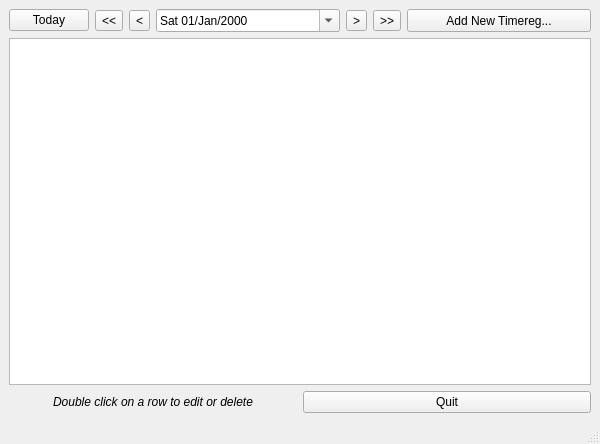
Qt form src/pyuac_browse.ui (develer-staff/pyuac) before a commit.
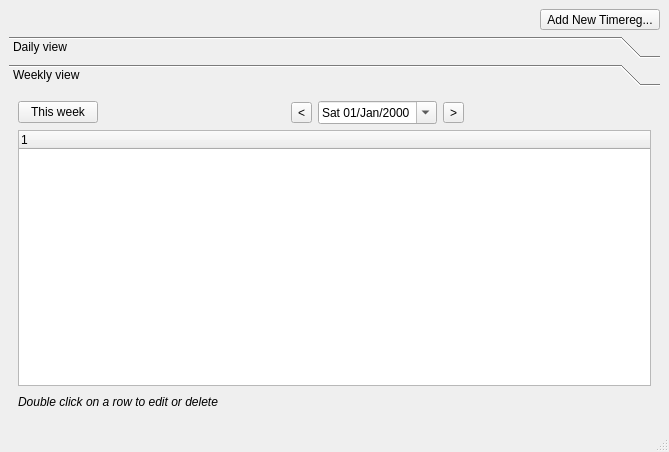
The same form after that commit. The open tabs and pages were chosen to show the change. Icons and pictures are not drawn.

Commit message: Modificata l'interfaccia di TimeBrowseWindow per accogliere la vista settimanale.

The edit to the form file:
```diff
--- a/src/pyuac_browse.ui
+++ b/src/pyuac_browse.ui
@@ -5,8 +5,8 @@
    <rect>
     <x>0</x>
     <y>0</y>
-    <width>600</width>
-    <height>444</height>
+    <width>669</width>
+    <height>452</height>
    </rect>
   </property>
   <property name="windowTitle" >
@@ -21,17 +21,65 @@
     <rect>
      <x>0</x>
      <y>0</y>
-     <width>600</width>
-     <height>420</height>
+     <width>669</width>
+     <height>428</height>
     </rect>
    </property>
-   <layout class="QVBoxLayout" >
-    <property name="spacing" >
-     <number>6</number>
-    </property>
-    <property name="margin" >
-     <number>9</number>
-    </property>
+   <layout class="QVBoxLayout" name="verticalLayout_3" >
+    <item>
+     <layout class="QHBoxLayout" name="horizontalLayout_2" >
+      <item>
+       <spacer name="horizontalSpacer_2" >
+        <property name="orientation" >
+         <enum>Qt::Horizontal</enum>
+        </property>
+        <property name="sizeHint" stdset="0" >
+         <size>
+          <width>40</width>
+          <height>20</height>
+         </size>
+        </property>
+       </spacer>
+      </item>
+      <item>
+       <widget class="QToolButton" name="tlbTimereg" >
+        <property name="sizePolicy" >
+         <sizepolicy vsizetype="Minimum" hsizetype="Minimum" >
+          <horstretch>0</horstretch>
+          <verstretch>0</verstretch>
+         </sizepolicy>
+        </property>
+        <property name="focusPolicy" >
+         <enum>Qt::StrongFocus</enum>
+        </property>
+        <property name="text" >
+         <string>Add New Timereg...</string>
+        </property>
+        <property name="toolButtonStyle" >
+         <enum>Qt::ToolButtonTextOnly</enum>
+        </property>
+       </widget>
+      </item>
+     </layout>
+    </item>
+    <item>
+     <widget class="QToolBox" name="toolBox" >
+      <property name="currentIndex" >
+       <number>0</number>
+      </property>
+      <widget class="QWidget" name="page" >
+       <property name="geometry" >
+        <rect>
+         <x>0</x>
+         <y>0</y>
+         <width>651</width>
+         <height>308</height>
+        </rect>
+       </property>
+       <attribute name="label" >
+        <string>Daily view</string>
+       </attribute>
+       <layout class="QVBoxLayout" name="verticalLayout" >
     <item>
      <layout class="QHBoxLayout" >
       <property name="spacing" >
@@ -104,23 +152,17 @@
        </widget>
       </item>
       <item>
-       <widget class="QToolButton" name="tlbTimereg" >
-        <property name="sizePolicy" >
-         <sizepolicy vsizetype="Minimum" hsizetype="Minimum" >
-          <horstretch>0</horstretch>
-          <verstretch>0</verstretch>
-         </sizepolicy>
-        </property>
-        <property name="focusPolicy" >
-         <enum>Qt::StrongFocus</enum>
-        </property>
-        <property name="text" >
-         <string>Add New Timereg...</string>
-        </property>
-        <property name="toolButtonStyle" >
-         <enum>Qt::ToolButtonTextOnly</enum>
-        </property>
-       </widget>
+           <spacer name="horizontalSpacer_6" >
+            <property name="orientation" >
+             <enum>Qt::Horizontal</enum>
+            </property>
+            <property name="sizeHint" stdset="0" >
+             <size>
+              <width>40</width>
+              <height>20</height>
+             </size>
+            </property>
+           </spacer>
       </item>
      </layout>
     </item>
@@ -141,7 +183,7 @@
      </widget>
     </item>
     <item>
-     <layout class="QHBoxLayout" >
+         <layout class="QHBoxLayout" name="_4" >
       <property name="spacing" >
        <number>6</number>
       </property>
@@ -164,24 +206,170 @@
        </widget>
       </item>
       <item>
-       <widget class="QPushButton" name="btnQuit" >
-        <property name="text" >
-         <string>Quit</string>
-        </property>
-       </widget>
+           <spacer name="horizontalSpacer" >
+            <property name="orientation" >
+             <enum>Qt::Horizontal</enum>
+            </property>
+            <property name="sizeHint" stdset="0" >
+             <size>
+              <width>40</width>
+              <height>20</height>
+             </size>
+            </property>
+           </spacer>
       </item>
      </layout>
     </item>
    </layout>
    <zorder>tableTimereg</zorder>
    <zorder></zorder>
+       <zorder>tlbTimereg</zorder>
+      </widget>
+      <widget class="QWidget" name="page_2" >
+       <property name="geometry" >
+        <rect>
+         <x>0</x>
+         <y>0</y>
+         <width>651</width>
+         <height>308</height>
+        </rect>
+       </property>
+       <attribute name="label" >
+        <string>Weekly view</string>
+       </attribute>
+       <layout class="QVBoxLayout" name="verticalLayout_2" >
+        <item>
+         <layout class="QHBoxLayout" name="_3" >
+          <property name="spacing" >
+           <number>6</number>
+          </property>
+          <property name="margin" >
+           <number>0</number>
+          </property>
+          <item>
+           <widget class="QPushButton" name="btnThisWeek" >
+            <property name="sizePolicy" >
+             <sizepolicy vsizetype="Fixed" hsizetype="Fixed" >
+              <horstretch>0</horstretch>
+              <verstretch>0</verstretch>
+             </sizepolicy>
+            </property>
+            <property name="text" >
+             <string>This week</string>
+            </property>
+           </widget>
+          </item>
+          <item>
+           <spacer name="horizontalSpacer_3" >
+            <property name="orientation" >
+             <enum>Qt::Horizontal</enum>
+            </property>
+            <property name="sizeHint" stdset="0" >
+             <size>
+              <width>40</width>
+              <height>20</height>
+             </size>
+            </property>
+           </spacer>
+          </item>
+          <item>
+           <widget class="QToolButton" name="btnPrevWeek_2" >
+            <property name="toolTip" >
+             <string>Previous day</string>
+            </property>
+            <property name="text" >
+             <string>&lt;</string>
+            </property>
+           </widget>
+          </item>
+          <item>
+           <widget class="QDateEdit" name="dateEdit_2" >
+            <property name="displayFormat" >
+             <string>ddd dd/MMM/yyyy</string>
+            </property>
+            <property name="calendarPopup" >
+             <bool>true</bool>
+            </property>
+           </widget>
+          </item>
+          <item>
+           <widget class="QToolButton" name="btnNextWeek_2" >
+            <property name="toolTip" >
+             <string>Next day</string>
+            </property>
+            <property name="text" >
+             <string>></string>
+            </property>
+           </widget>
+          </item>
+          <item>
+           <spacer name="horizontalSpacer_4" >
+            <property name="orientation" >
+             <enum>Qt::Horizontal</enum>
+            </property>
+            <property name="sizeHint" stdset="0" >
+             <size>
+              <width>40</width>
+              <height>20</height>
+             </size>
+            </property>
+           </spacer>
+          </item>
+         </layout>
+        </item>
+        <item>
+         <widget class="QTreeWidget" name="treeTimereg" />
+        </item>
+        <item>
+         <layout class="QHBoxLayout" name="_2" >
+          <property name="spacing" >
+           <number>6</number>
+          </property>
+          <property name="margin" >
+           <number>0</number>
+          </property>
+          <item>
+           <widget class="QLabel" name="labelInfo_2" >
+            <property name="font" >
+             <font>
+              <italic>true</italic>
+             </font>
+            </property>
+            <property name="text" >
+             <string>Double click on a row to edit or delete</string>
+            </property>
+            <property name="alignment" >
+             <set>Qt::AlignCenter</set>
+            </property>
+           </widget>
+          </item>
+          <item>
+           <spacer name="horizontalSpacer" >
+            <property name="orientation" >
+             <enum>Qt::Horizontal</enum>
+            </property>
+            <property name="sizeHint" stdset="0" >
+             <size>
+              <width>40</width>
+              <height>20</height>
+             </size>
+            </property>
+           </spacer>
+          </item>
+         </layout>
+        </item>
+       </layout>
+      </widget>
+     </widget>
+    </item>
+   </layout>
   </widget>
   <widget class="QStatusBar" name="statusBar" >
    <property name="geometry" >
     <rect>
      <x>0</x>
-     <y>420</y>
-     <width>600</width>
+     <y>428</y>
+     <width>669</width>
      <height>24</height>
     </rect>
    </property>
```
Left out of the diff: 17 changed lines with no effect on the pictures. Lines whose indentation alone changed are shown as unchanged.
